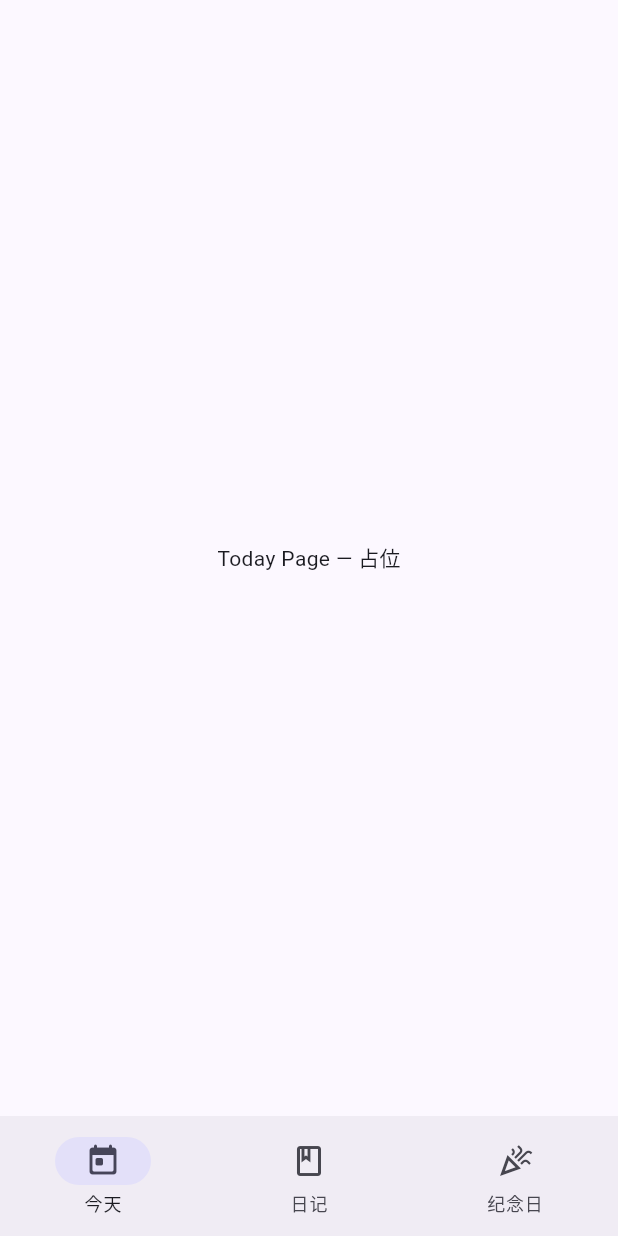
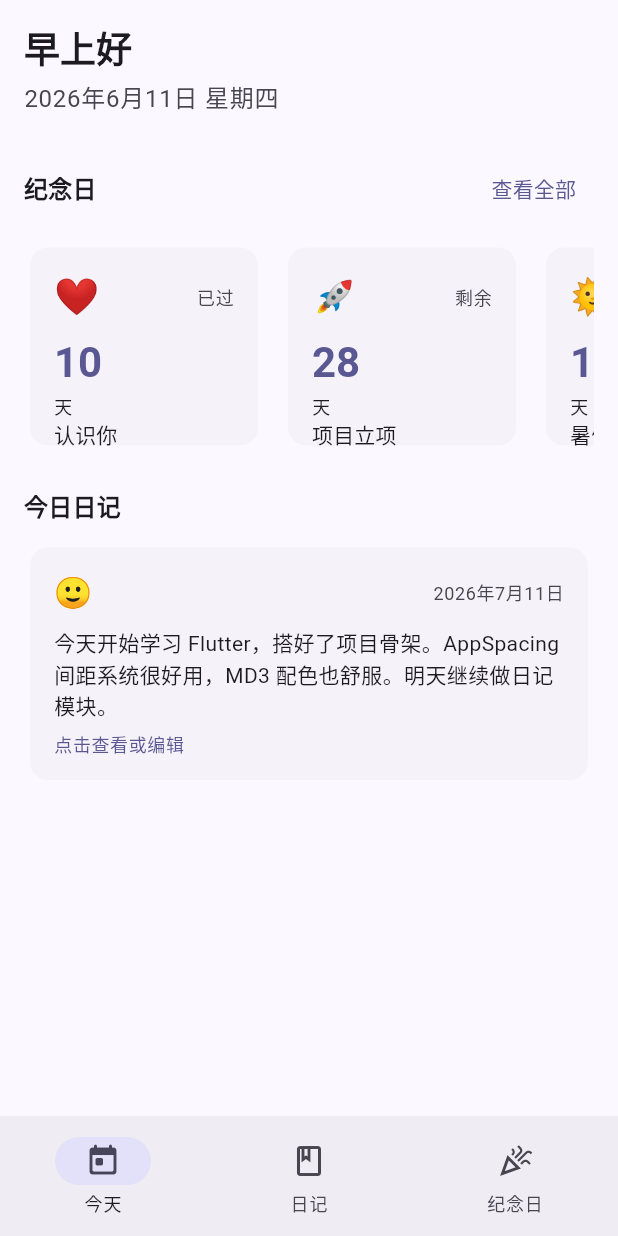
Before and after one commit to ncz1117/TraceLife, a Flutter app: the screen it shows after launch, on a phone screen of 412 x 824 dp. Run offline on Flutter 3.47's test engine with Material 3 defaults, Android fonts, the phone set to English and light mode, and no system bars; our stand-ins replace flutter_riverpod, go_router.

Commit message:
feat: Phase 3 Today首页 — 问候+纪念日卡片+日记预览（假数据）

```diff
--- /dev/null
+++ b/lib/core/utils/date_utils.dart
@@ -0,0 +1,19 @@
+class AppDateUtils {
+  const AppDateUtils._();
+
+  static String todayStr() {
+    final now = DateTime.now();
+    return '${now.year}-${now.month.toString().padLeft(2, '0')}-${now.day.toString().padLeft(2, '0')}';
+  }
+
+  static String formatDisplay(String dateStr) {
+    final parts = dateStr.split('-');
+    if (parts.length != 3) return dateStr;
+    return '${parts[0]}年${int.parse(parts[1])}月${int.parse(parts[2])}日';
+  }
+
+  static String formatWeekday(DateTime date) {
+    const weekdays = ['一', '二', '三', '四', '五', '六', '日'];
+    return '星期${weekdays[date.weekday - 1]}';
+  }
+}
--- /dev/null
+++ b/lib/features/today/providers/today_providers.dart
@@ -0,0 +1,40 @@
+import 'package:flutter_riverpod/flutter_riverpod.dart';
+
+// 假数据 — 后续 Phase 5 替换为 SQLite
+class FakeDiary {
+  final String date;
+  final String content;
+  final int mood;
+  const FakeDiary(this.date, this.content, this.mood);
+}
+
+class FakeCounter {
+  final String title;
+  final String targetDate;
+  final String emoji;
+  const FakeCounter(this.title, this.targetDate, this.emoji);
+
+  int get daysPassed {
+    final target = DateTime.parse(targetDate);
+    return DateTime.now().difference(target).inDays;
+  }
+
+  bool get isFuture => daysPassed < 0;
+}
+
+// 假日记
+final todayDiaryProvider = Provider<FakeDiary?>((ref) {
+  // 模拟：今天有日记
+  return const FakeDiary('2026-07-11', '今天开始学习 Flutter，搭好了项目骨架。'
+      'AppSpacing 间距系统很好用，MD3 配色也舒服。'
+      '明天继续做日记模块。', 4);
+});
+
+// 假正数日列表
+final todayCountersProvider = Provider<List<FakeCounter>>((ref) {
+  return const [
+    FakeCounter('认识你', '2026-06-01', '❤️'),
+    FakeCounter('项目立项', '2026-07-10', '🚀'),
+    FakeCounter('暑假开始', '2026-07-01', '🌞'),
+  ];
+});
--- a/lib/features/today/today_page.dart
+++ b/lib/features/today/today_page.dart
@@ -1,12 +1,68 @@
 import 'package:flutter/material.dart';
+import 'package:flutter_riverpod/flutter_riverpod.dart';
+import 'package:go_router/go_router.dart';
+import 'providers/today_providers.dart';
+import '../../shared/widgets/app_empty_state.dart';
+import '../../shared/widgets/app_section_header.dart';
+import '../../core/theme/app_spacing.dart';
+import 'widgets/daily_greeting.dart';
+import 'widgets/diary_preview_card.dart';
+import 'widgets/counter_card.dart';
 
-class TodayPage extends StatelessWidget {
+class TodayPage extends ConsumerWidget {
   const TodayPage({super.key});
 
   @override
-  Widget build(BuildContext context) {
-    return const Center(
-      child: Text('Today Page — 占位'),
+  Widget build(BuildContext context, WidgetRef ref) {
+    final todayDiary = ref.watch(todayDiaryProvider);
+    final todayCounters = ref.watch(todayCountersProvider);
+
+    return ListView(
+      padding: const EdgeInsets.all(AppSpacing.lg),
+      children: [
+        // 问候
+        const DailyGreeting(),
+        const SizedBox(height: AppSpacing.xl),
+
+        // 纪念日卡片区域
+        AppSectionHeader(
+          title: '纪念日',
+          actionLabel: '查看全部',
+          onAction: () => context.go('/day-counter'),
+        ),
+        if (todayCounters.isEmpty)
+          AppEmptyState(
+            icon: Icons.celebration_outlined,
+            message: '还没有纪念日',
+            actionLabel: '添加一个',
+            onAction: () => context.go('/day-counter/add'),
+          )
+        else
+          SizedBox(
+            height: 140,
+            child: ListView.separated(
+              scrollDirection: Axis.horizontal,
+              itemCount: todayCounters.length,
+              separatorBuilder: (_, __) =>
+                  const SizedBox(width: AppSpacing.md),
+              itemBuilder: (context, index) =>
+                  CounterCard(counter: todayCounters[index]),
+            ),
+          ),
+        const SizedBox(height: AppSpacing.xl),
+
+        // 今日日记区域
+        const AppSectionHeader(title: '今日日记'),
+        if (todayDiary != null)
+          DiaryPreviewCard(diary: todayDiary)
+        else
+          AppEmptyState(
+            icon: Icons.edit_note_rounded,
+            message: '今天还没有日记',
+            actionLabel: '记录今天',
+            onAction: () => context.go('/diary/edit', extra: null),
+          ),
+      ],
     );
   }
 }
--- /dev/null
+++ b/lib/features/today/widgets/counter_card.dart
@@ -0,0 +1,62 @@
+import 'package:flutter/material.dart';
+import '../../../core/theme/app_spacing.dart';
+import '../providers/today_providers.dart';
+
+class CounterCard extends StatelessWidget {
+  final FakeCounter counter;
+
+  const CounterCard({super.key, required this.counter});
+
+  @override
+  Widget build(BuildContext context) {
+    final colorScheme = Theme.of(context).colorScheme;
+    final days = counter.daysPassed.abs();
+    final label = counter.isFuture ? '剩余' : '已过';
+
+    return SizedBox(
+      width: 160,
+      child: Card(
+        child: Padding(
+          padding: const EdgeInsets.all(AppSpacing.lg),
+          child: Column(
+            crossAxisAlignment: CrossAxisAlignment.start,
+            children: [
+              Row(
+                mainAxisAlignment: MainAxisAlignment.spaceBetween,
+                children: [
+                  Text(counter.emoji, style: const TextStyle(fontSize: 24)),
+                  Text(
+                    label,
+                    style: Theme.of(context).textTheme.bodySmall?.copyWith(
+                          color: colorScheme.onSurfaceVariant,
+                        ),
+                  ),
+                ],
+              ),
+              const SizedBox(height: AppSpacing.sm),
+              Text(
+                '$days',
+                style: Theme.of(context).textTheme.headlineMedium?.copyWith(
+                      fontWeight: FontWeight.bold,
+                      color: colorScheme.primary,
+                    ),
+              ),
+              const SizedBox(height: AppSpacing.xs),
+              Text(
+                '天',
+                style: Theme.of(context).textTheme.bodySmall,
+              ),
+              const Spacer(),
+              Text(
+                counter.title,
+                style: Theme.of(context).textTheme.labelLarge,
+                maxLines: 1,
+                overflow: TextOverflow.ellipsis,
+              ),
+            ],
+          ),
+        ),
+      ),
+    );
+  }
+}
--- /dev/null
+++ b/lib/features/today/widgets/daily_greeting.dart
@@ -0,0 +1,39 @@
+import 'package:flutter/material.dart';
+import '../../../core/utils/date_utils.dart';
+import '../../../core/theme/app_spacing.dart';
+
+class DailyGreeting extends StatelessWidget {
+  const DailyGreeting({super.key});
+
+  @override
+  Widget build(BuildContext context) {
+    final now = DateTime.now();
+    final hour = now.hour;
+    final greeting = hour < 12
+        ? '早上好'
+        : hour < 18
+            ? '下午好'
+            : '晚上好';
+    final dateStr = '${now.year}年${now.month}月${now.day}日';
+    final weekday = AppDateUtils.formatWeekday(now);
+
+    return Column(
+      crossAxisAlignment: CrossAxisAlignment.start,
+      children: [
+        Text(
+          greeting,
+          style: Theme.of(context).textTheme.headlineSmall?.copyWith(
+                fontWeight: FontWeight.bold,
+              ),
+        ),
+        const SizedBox(height: AppSpacing.xs),
+        Text(
+          '$dateStr $weekday',
+          style: Theme.of(context).textTheme.bodyLarge?.copyWith(
+                color: Theme.of(context).colorScheme.onSurfaceVariant,
+              ),
+        ),
+      ],
+    );
+  }
+}
--- /dev/null
+++ b/lib/features/today/widgets/diary_preview_card.dart
@@ -0,0 +1,57 @@
+import 'package:flutter/material.dart';
+import 'package:go_router/go_router.dart';
+import '../../../shared/widgets/app_card.dart';
+import '../../../shared/widgets/mood_icon.dart';
+import '../../../core/theme/app_spacing.dart';
+import '../../../core/utils/date_utils.dart';
+import '../providers/today_providers.dart';
+
+class DiaryPreviewCard extends StatelessWidget {
+  final FakeDiary diary;
+
+  const DiaryPreviewCard({super.key, required this.diary});
+
+  @override
+  Widget build(BuildContext context) {
+    final colorScheme = Theme.of(context).colorScheme;
+    final preview = diary.content.length > 80
+        ? '${diary.content.substring(0, 80)}...'
+        : diary.content;
+
+    return AppCard(
+      onTap: () => context.go('/diary/edit', extra: diary.date),
+      padding: const EdgeInsets.all(AppSpacing.lg),
+      child: Column(
+        crossAxisAlignment: CrossAxisAlignment.start,
+        children: [
+          Row(
+            children: [
+              MoodIcon(mood: diary.mood, size: 20),
+              const Spacer(),
+              Text(
+                AppDateUtils.formatDisplay(diary.date),
+                style: Theme.of(context).textTheme.bodySmall?.copyWith(
+                      color: colorScheme.onSurfaceVariant,
+                    ),
+              ),
+            ],
+          ),
+          const SizedBox(height: AppSpacing.sm),
+          Text(
+            preview.isEmpty ? '（空白日记）' : preview,
+            style: Theme.of(context).textTheme.bodyMedium,
+            maxLines: 3,
+            overflow: TextOverflow.ellipsis,
+          ),
+          const SizedBox(height: AppSpacing.sm),
+          Text(
+            '点击查看或编辑',
+            style: Theme.of(context).textTheme.bodySmall?.copyWith(
+                  color: colorScheme.primary,
+                ),
+          ),
+        ],
+      ),
+    );
+  }
+}
```
Also changed, not shown: 8 other files.
